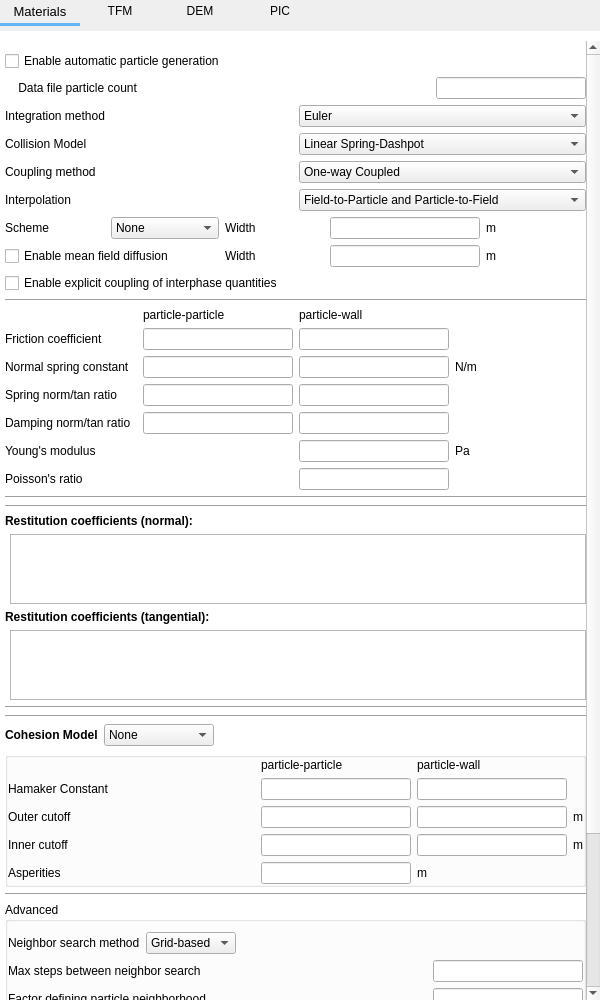
Above: mfixgui/uifiles/solids.ui from truongd8593/mfix before the change. Below: the same form after it.
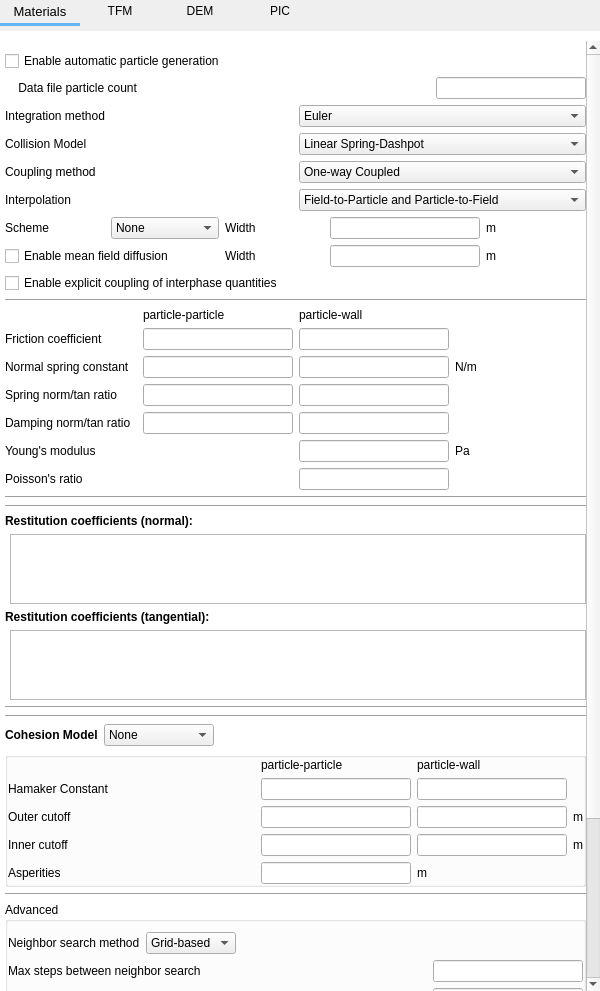
That is the form after the change. The open tabs and pages were chosen to show the change. Custom widgets are drawn as their Qt base class.

Commit message: widget naming

```diff
--- a/mfixgui/uifiles/solids.ui
+++ b/mfixgui/uifiles/solids.ui
@@ -7,7 +7,7 @@
     <x>0</x>
     <y>0</y>
     <width>600</width>
-    <height>1000</height>
+    <height>991</height>
    </rect>
   </property>
   <property name="sizePolicy">
@@ -1762,9 +1762,9 @@
           <property name="geometry">
            <rect>
             <x>0</x>
-            <y>0</y>
-            <width>582</width>
-            <height>1292</height>
+            <y>-368</y>
+            <width>587</width>
+            <height>1314</height>
            </rect>
           </property>
           <property name="autoFillBackground">
@@ -3354,11 +3354,6 @@
   </layout>
  </widget>
  <customwidgets>
-  <customwidget>
-   <class>CheckBox</class>
-   <extends>QCheckBox</extends>
-   <header>mfixgui.widgets.base</header>
-  </customwidget>
   <customwidget>
    <class>LineEdit</class>
    <extends>QLineEdit</extends>
@@ -3369,6 +3364,11 @@
    <extends>QComboBox</extends>
    <header>mfixgui.widgets.base</header>
   </customwidget>
+  <customwidget>
+   <class>CheckBox</class>
+   <extends>QCheckBox</extends>
+   <header>mfixgui.widgets.base</header>
+  </customwidget>
  </customwidgets>
  <resources/>
  <connections/>
```
Left out of the diff: 41 changed lines with no effect on the pictures.
